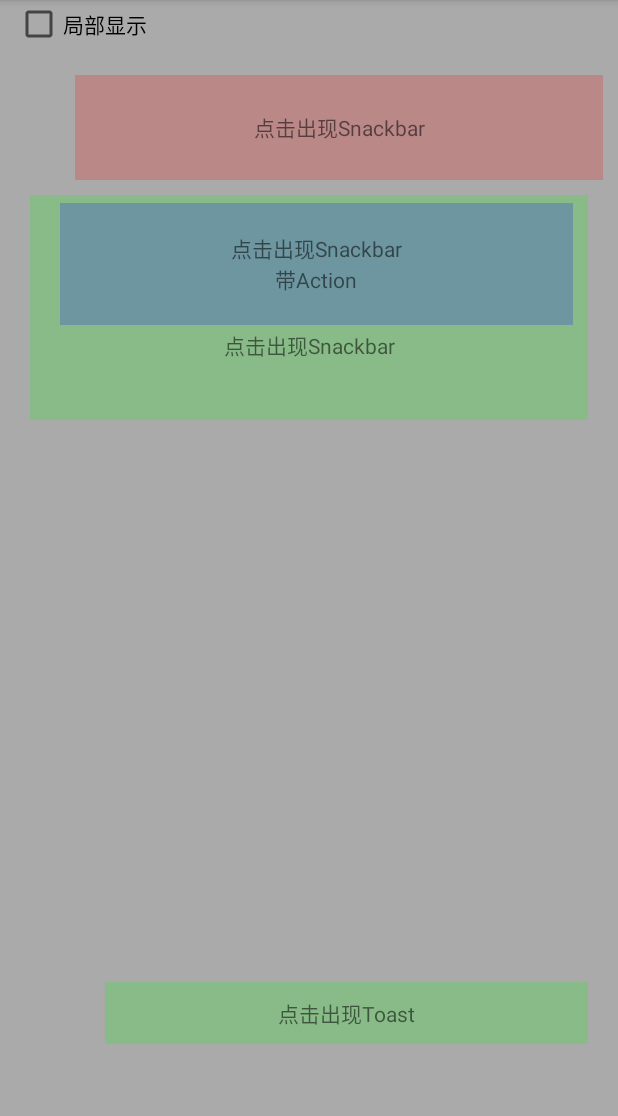
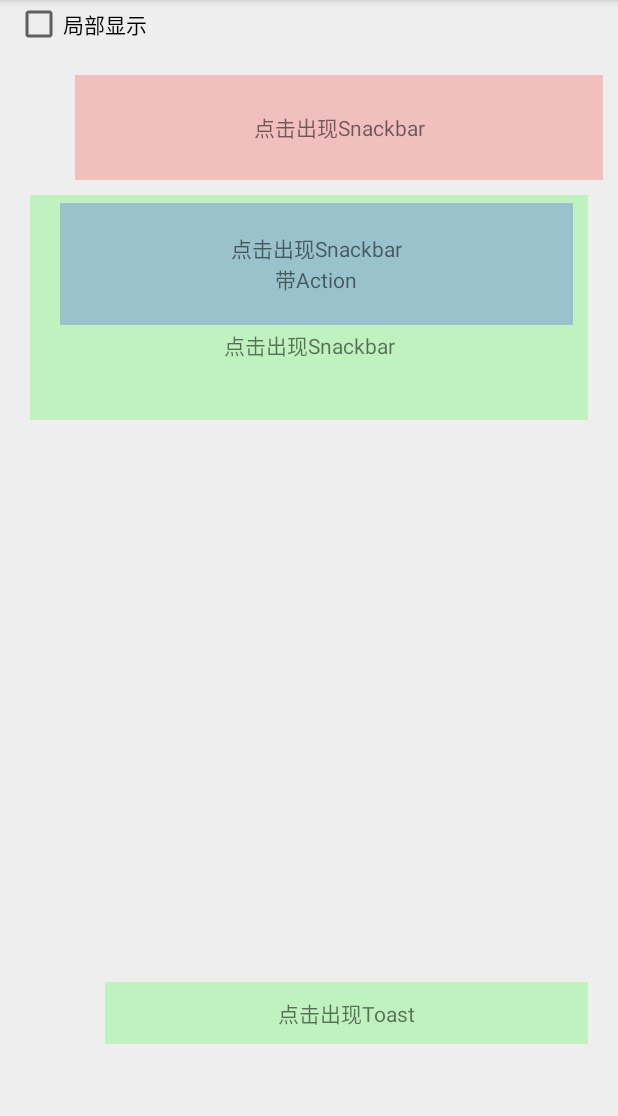
Before and after one commit to Mr-XiaoLiang/LSnackBar, an Android app: the screen it shows after launch (MainActivity), on a phone screen of 412 x 824 dp, the part 120-1236 px from its top. Run offline under Robolectric (Android 15) with nearby library versions, the phone set to English and light mode, and no system bars.

Commit message:
add 效果演示

```diff
--- a/demo/src/main/res/layout/activity_main.xml
+++ b/demo/src/main/res/layout/activity_main.xml
@@ -6,7 +6,7 @@
     android:layout_height="match_parent"
     tools:context=".MainActivity"
     android:paddingBottom="48dp"
-    android:background="#AAA">
+    android:background="#EEE">
 
     <android.support.design.widget.AppBarLayout
         android:layout_width="match_parent"
```
Also changed, not shown: 2 other files.
